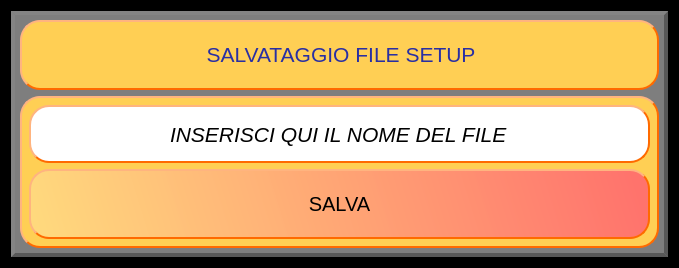
Qt form Qt Creator/Dialog_salvataggio.ui (Mixer97/tesi_triennale) before a commit.
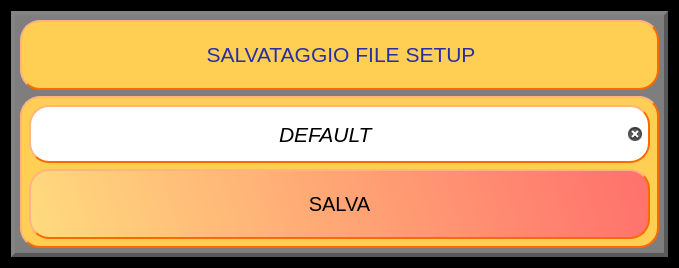
The same form after that commit.

Diff of the .ui file:
```diff
--- a/Qt Creator/Dialog_salvataggio.ui
+++ b/Qt Creator/Dialog_salvataggio.ui
@@ -164,7 +164,7 @@
 }</string>
              </property>
              <property name="text">
-              <string>INSERISCI QUI IL NOME DEL FILE</string>
+              <string>DEFAULT</string>
              </property>
              <property name="maxLength">
               <number>100</number>
@@ -179,7 +179,7 @@
               <string/>
              </property>
              <property name="clearButtonEnabled">
-              <bool>false</bool>
+              <bool>true</bool>
              </property>
             </widget>
            </item>
```
Left out of the diff: 11 changed lines with no effect on the pictures.
